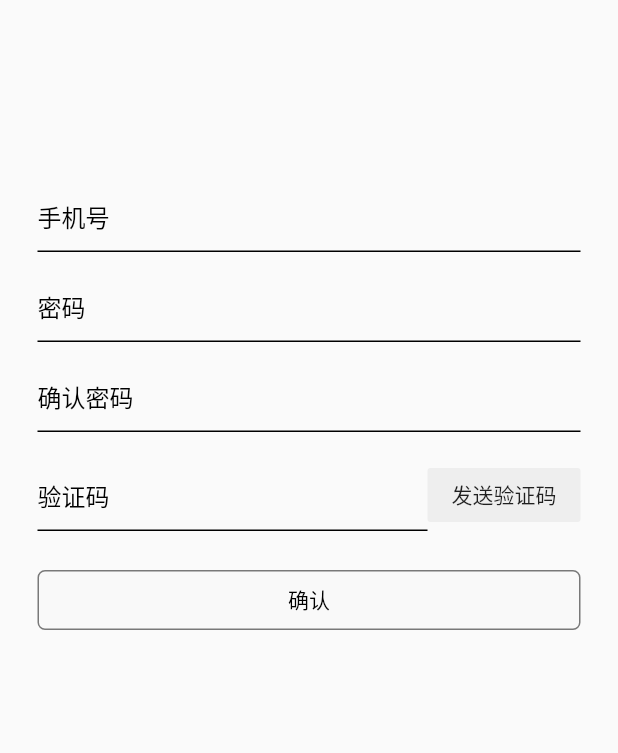
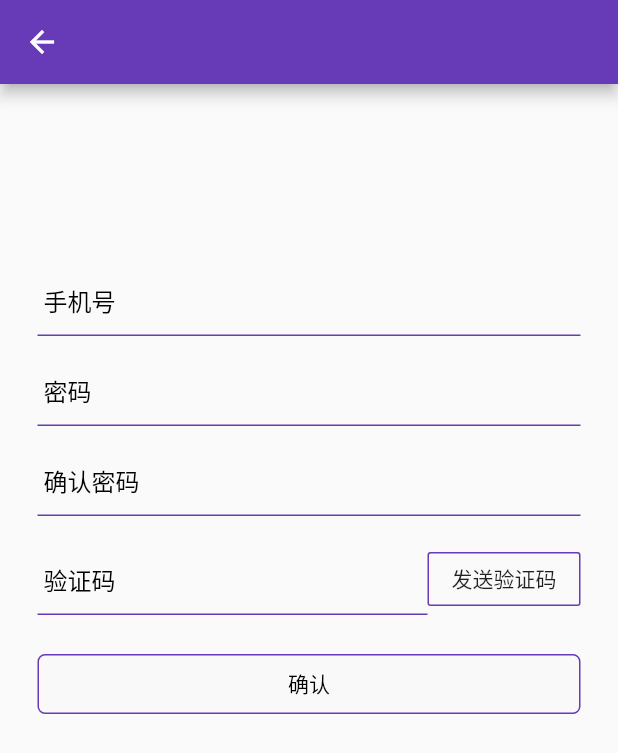
Before and after one commit to MeringGao/forkids, a Flutter app: the screen it shows after launch, after a tap on "注册", on a phone screen of 412 x 824 dp. Shown: the top 753 px of the screen. Run offline on Flutter 3.47's test engine with Material 2 defaults, Android fonts, the phone set to English and light mode, and no system bars; our stand-ins replace font_awesome_flutter.

Commit message:
完成注册页绘制

```diff
--- a/lib/main.dart
+++ b/lib/main.dart
@@ -19,7 +19,7 @@ class MyApp extends StatelessWidget {
         // or simply save your changes to "hot reload" in a Flutter IDE).
         // Notice that the counter didn't reset back to zero; the application
         // is not restarted.
-        primarySwatch: Colors.blue,
+        primarySwatch: Colors.deepPurple,
       ),
       home: MyHomePage(title: 'Flutter Demo Home Page'),
     );
--- a/lib/pages/login/login.dart
+++ b/lib/pages/login/login.dart
@@ -19,6 +19,16 @@ class _LoginWidgetState extends State<LoginWidget> {
         return RegistWidget();
       },
     ));
+  }
+
+  InputDecoration defaultInputDecoration(hint) {
+    Color defaultColor = Colors.white;
+    return InputDecoration(
+        enabledBorder: UnderlineInputBorder(borderSide: BorderSide(color: defaultColor, width: 2)),
+        hintText: ' $hint',
+        hintStyle: defaultStyle,
+        focusColor: Colors.white,
+        focusedBorder: UnderlineInputBorder(borderSide: BorderSide(color: defaultColor, width: 2)));
   }
 
   @override
@@ -55,14 +65,9 @@ class _LoginWidgetState extends State<LoginWidget> {
                         width: MediaQuery.of(context).size.width - 50,
                         height: 60,
                         child: TextField(
-                          cursorColor:Colors.white,
+                          cursorColor: Colors.white,
                           style: defaultStyle,
-                          decoration: InputDecoration(
-                              enabledBorder: UnderlineInputBorder(borderSide: BorderSide(color: Colors.white, width: 2)),
-                              hintText: '手机号',
-                              hintStyle: defaultStyle,
-                              focusColor: Colors.white,
-                              focusedBorder: UnderlineInputBorder(borderSide: BorderSide(color: Colors.white, width: 2))),
+                          decoration: defaultInputDecoration('手机号'),
                           onChanged: (String value) {
                             setState(() {
                               username = value;
@@ -74,15 +79,10 @@ class _LoginWidgetState extends State<LoginWidget> {
                         width: MediaQuery.of(context).size.width - 50,
                         height: 60,
                         child: TextField(
-                          cursorColor:Colors.white,
+                          cursorColor: Colors.white,
                           style: defaultStyle,
                           //校验密码
-                          decoration: InputDecoration(
-                              enabledBorder: UnderlineInputBorder(borderSide: BorderSide(color: Colors.white, width: 2)),
-                              hintText: '密码',
-                              hintStyle: defaultStyle,
-                              focusColor: Colors.white,
-                              focusedBorder: UnderlineInputBorder(borderSide: BorderSide(color: Colors.white, width: 2))),
+                          decoration: defaultInputDecoration('密码'),
                           obscureText: true,
                           onChanged: (String value) {
                             setState(() {
--- a/lib/pages/login/regist.dart
+++ b/lib/pages/login/regist.dart
@@ -13,6 +13,12 @@ class _RegistWidgetState extends State<RegistWidget> {
   String password;
   String passwordEnsure;
   String code;
+  Color bottomBorderColor;
+
+  @override
+  initState() {
+    super.initState();
+  }
 
   registUser() {
     Navigator.push(context, MaterialPageRoute(
@@ -22,9 +28,20 @@ class _RegistWidgetState extends State<RegistWidget> {
     ));
   }
 
+  InputDecoration defaultInputDecoration(hint) {
+    return InputDecoration(
+        enabledBorder: UnderlineInputBorder(borderSide: BorderSide(color: bottomBorderColor, width: 1)),
+        hintText: ' $hint',
+        hintStyle: defaultStyle,
+        focusColor: Colors.white,
+        focusedBorder: UnderlineInputBorder(borderSide: BorderSide(color: bottomBorderColor, width: 1)));
+  }
+
   @override
   Widget build(BuildContext context) {
+    bottomBorderColor = Theme.of(context).primaryColor;
     return Scaffold(
+        appBar: AppBar(),
         body: Container(
             width: double.infinity,
             height: double.infinity,
@@ -41,13 +58,8 @@ class _RegistWidgetState extends State<RegistWidget> {
                         height: 60,
                         child: TextField(
                           style: defaultStyle,
-                          cursorColor: Colors.black,
-                          decoration: InputDecoration(
-                              enabledBorder: UnderlineInputBorder(borderSide: BorderSide(color: Colors.black, width: 1)),
-                              hintText: '手机号',
-                              hintStyle: defaultStyle,
-                              focusColor: Colors.white,
-                              focusedBorder: UnderlineInputBorder(borderSide: BorderSide(color: Colors.black, width: 1))),
+                          cursorColor: bottomBorderColor,
+                          decoration: defaultInputDecoration('手机号'),
                           onChanged: (String value) {
                             setState(() {
                               username = value;
@@ -60,14 +72,9 @@ class _RegistWidgetState extends State<RegistWidget> {
                         height: 60,
                         child: TextField(
                           style: defaultStyle,
-                          cursorColor: Colors.black,
+                          cursorColor: bottomBorderColor,
                           //校验密码
-                          decoration: InputDecoration(
-                              enabledBorder: UnderlineInputBorder(borderSide: BorderSide(color: Colors.black, width: 1)),
-                              hintText: '密码',
-                              hintStyle: defaultStyle,
-                              focusColor: Colors.white,
-                              focusedBorder: UnderlineInputBorder(borderSide: BorderSide(color: Colors.black, width: 1))),
+                          decoration: defaultInputDecoration('密码'),
                           obscureText: true,
                           onChanged: (String value) {
                             setState(() {
@@ -81,14 +88,9 @@ class _RegistWidgetState extends State<RegistWidget> {
                         height: 60,
                         child: TextField(
                           style: defaultStyle,
-                          cursorColor: Colors.black,
+                          cursorColor: bottomBorderColor,
                           //校验密码
-                          decoration: InputDecoration(
-                              enabledBorder: UnderlineInputBorder(borderSide: BorderSide(color: Colors.black, width: 1)),
-                              hintText: '确认密码',
-                              hintStyle: defaultStyle,
-                              focusColor: Colors.white,
-                              focusedBorder: UnderlineInputBorder(borderSide: BorderSide(color: Colors.black, width: 1))),
+                          decoration: defaultInputDecoration('确认密码'),
                           obscureText: true,
                           onChanged: (String value) {
                             setState(() {
@@ -105,14 +107,9 @@ class _RegistWidgetState extends State<RegistWidget> {
                             child: TextField(
                               keyboardType: TextInputType.number,
                               style: defaultStyle,
-                              cursorColor: Colors.black,
+                              cursorColor: bottomBorderColor,
                               //校验密码
-                              decoration: InputDecoration(
-                                  enabledBorder: UnderlineInputBorder(borderSide: BorderSide(color: Colors.black, width: 1)),
-                                  hintText: '验证码',
-                                  hintStyle: defaultStyle,
-                                  focusColor: Colors.white,
-                                  focusedBorder: UnderlineInputBorder(borderSide: BorderSide(color: Colors.black, width: 1))),
+                              decoration: defaultInputDecoration('验证码'),
                               obscureText: true,
                               onChanged: (String value) {
                                 setState(() {
@@ -121,7 +118,10 @@ class _RegistWidgetState extends State<RegistWidget> {
                               },
                             ),
                           ),
-                          FlatButton(
+                          OutlineButton(
+                              borderSide: BorderSide(color: bottomBorderColor),
+                              splashColor: bottomBorderColor,
+                              highlightColor: Color.fromRGBO(0, 0, 0, 0),
                               color: Color.fromRGBO(0, 0, 0, 0.05),
                               child: Text('发送验证码'),
                               onPressed: () {
@@ -133,18 +133,19 @@ class _RegistWidgetState extends State<RegistWidget> {
                       Material(
                           color: Color.fromRGBO(0, 0, 0, 0),
                           child: InkWell(
-                              splashColor: Colors.grey,
+                              splashColor: bottomBorderColor,
                               highlightColor: Color.fromRGBO(0, 0, 0, 0),
                               child: Container(
                                   width: MediaQuery.of(context).size.width - 50,
                                   height: 40,
                                   decoration: BoxDecoration(
-                                      border: Border.all(color: Color.fromRGBO(121, 121, 121, 1)),
+                                      border: Border.all(color: bottomBorderColor),
                                       color: Color.fromRGBO(242, 242, 242, 0.09),
                                       borderRadius: BorderRadius.all(Radius.circular(5))),
                                   child: Align(child: Text('确认', style: defaultStyle))),
                               onTap: () {
                                 print('$username:$password:$passwordEnsure');
+                                Navigator.of(context).pop();
                               })),
                     ],
                   )))
```
